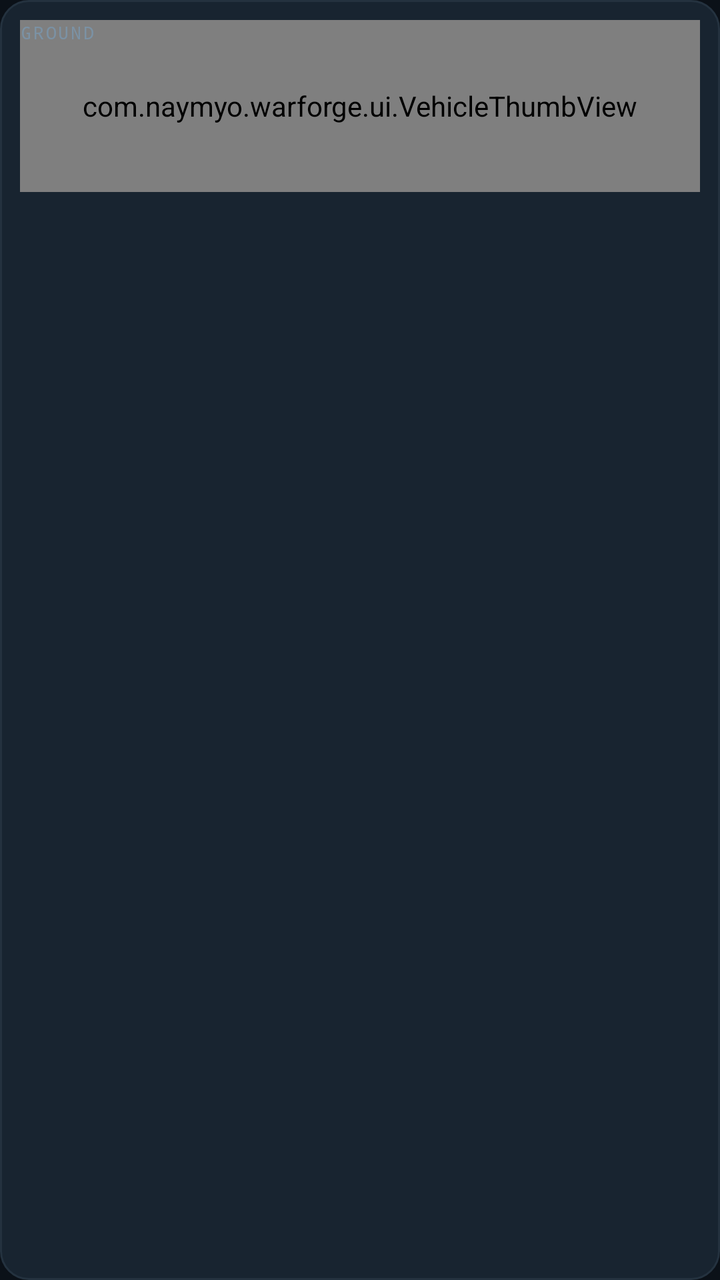
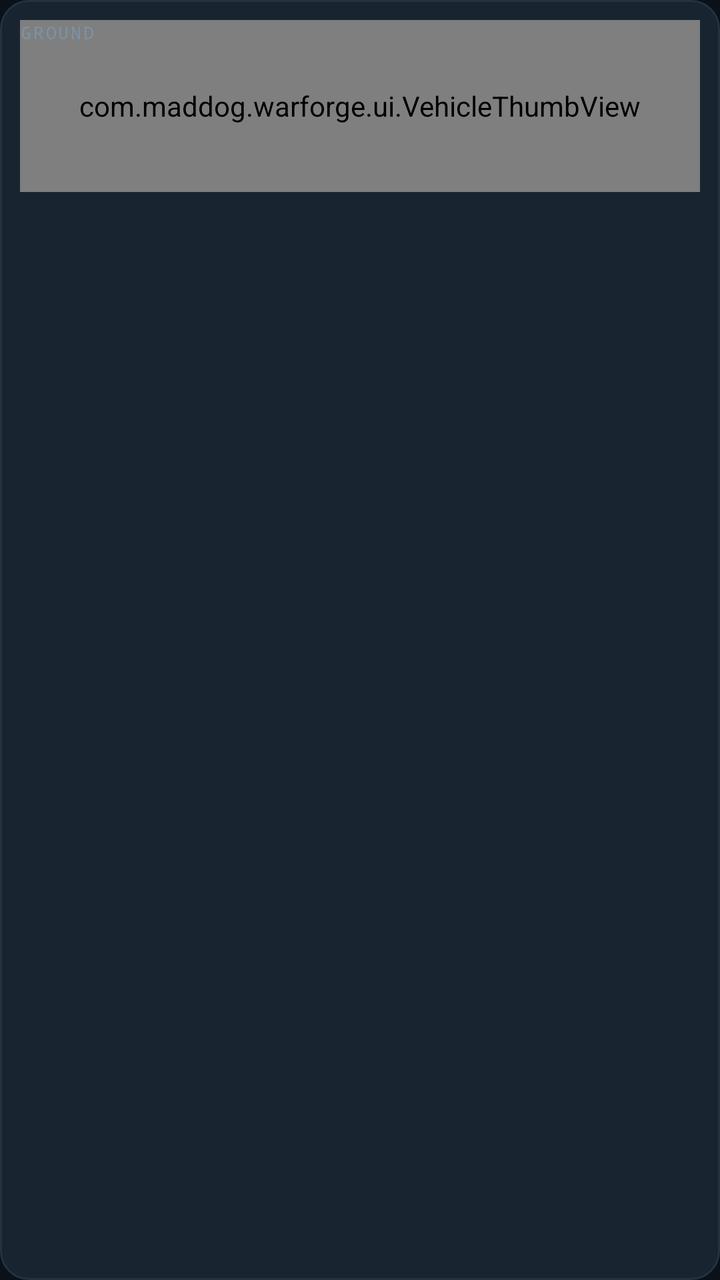

An Android layout rendered at two revisions. The XML below is the earlier revision; the diff shows what the commit changed to produce the second picture.
<!-- AndroidManifest.xml: application theme Theme.Warforge -->
<!-- res/layout/item_vehicle.xml -->
<?xml version="1.0" encoding="utf-8"?>
<LinearLayout xmlns:android="http://schemas.android.com/apk/res/android"
    android:layout_width="match_parent"
    android:layout_height="wrap_content"
    android:orientation="vertical"
    android:background="@drawable/bg_card"
    android:padding="10dp">

    <FrameLayout
        android:layout_width="match_parent"
        android:layout_height="86dp">

        <com.naymyo.warforge.ui.VehicleThumbView
            android:id="@+id/thumb"
            android:layout_width="match_parent"
            android:layout_height="match_parent" />

        <ImageView
            android:id="@+id/lock"
            android:layout_width="26dp"
            android:layout_height="26dp"
            android:layout_gravity="center"
            android:src="@drawable/ic_lock"
            android:visibility="gone"
            android:contentDescription="@string/locked" />

        <TextView
            android:id="@+id/museumBtn"
            android:layout_width="wrap_content"
            android:layout_height="wrap_content"
            android:layout_gravity="top|end"
            android:background="@drawable/bg_pill"
            android:paddingStart="8dp"
            android:paddingEnd="8dp"
            android:paddingTop="2dp"
            android:paddingBottom="2dp"
            android:text="3D"
            android:textColor="@color/steel"
            android:textSize="10sp"
            android:fontFamily="monospace"
            android:visibility="gone" />

        <TextView
            android:id="@+id/branchTag"
            android:layout_width="wrap_content"
            android:layout_height="wrap_content"
            android:layout_gravity="top|start"
            android:text="GROUND"
            android:textColor="@color/ink_dim"
            android:textSize="9sp"
            android:fontFamily="monospace"
            android:letterSpacing="0.1" />
    </FrameLayout>

    <TextView
        android:id="@+id/name"
        android:layout_width="match_parent"
        android:layout_height="wrap_content"
        android:layout_marginTop="6dp"
        android:maxLines="1"
        android:ellipsize="end"
        android:textColor="@color/ink"
        android:textSize="13sp"
        android:textStyle="bold" />

    <TextView
        android:id="@+id/meta"
        android:layout_width="match_parent"
        android:layout_height="wrap_content"
        android:maxLines="1"
        android:ellipsize="end"
        android:textColor="@color/ink_dim"
        android:textSize="10sp"
        android:fontFamily="monospace" />

    <LinearLayout
        android:id="@+id/stars"
        android:layout_width="wrap_content"
        android:layout_height="wrap_content"
        android:layout_marginTop="5dp"
        android:orientation="horizontal" />
</LinearLayout>
<!-- resources referenced by this layout -->
<resources>
  <color name="ink">#D6E3ED</color>
  <color name="ink_dim">#7B92A5</color>
  <color name="steel">#4FA3D1</color>
  <!-- drawable bg_card (drawable) -->
  <?xml version="1.0" encoding="utf-8"?>
  <shape xmlns:android="http://schemas.android.com/apk/res/android" android:shape="rectangle">
      <solid android:color="@color/bg_card" />
      <corners android:radius="14dp" />
      <stroke android:width="1dp" android:color="@color/stroke" />
  </shape>
  <!-- drawable bg_pill (drawable) -->
  <?xml version="1.0" encoding="utf-8"?>
  <shape xmlns:android="http://schemas.android.com/apk/res/android" android:shape="rectangle">
      <solid android:color="#16202A" />
      <corners android:radius="18dp" />
      <stroke android:width="1dp" android:color="@color/stroke" />
  </shape>
  <!-- drawable ic_lock (drawable) -->
  <?xml version="1.0" encoding="utf-8"?>
  <vector xmlns:android="http://schemas.android.com/apk/res/android"
      android:width="24dp" android:height="24dp"
      android:viewportWidth="24" android:viewportHeight="24">
      <path android:fillColor="@color/ink_dim" android:pathData="M17,9V7A5,5 0 0,0 7,7v2H5v12h14V9zM9,7a3,3 0 0,1 6,0v2H9z" />
  </vector>
  <string name="locked">Locked</string>
  <style name="Theme.Warforge" parent="Theme.Material3.Dark.NoActionBar">
          <item name="android:statusBarColor">@color/bg</item>
          <item name="android:navigationBarColor">@color/bg_panel</item>
          <item name="android:windowBackground">@color/bg</item>
          <item name="colorPrimary">@color/accent</item>
          <item name="colorOnPrimary">#1A1206</item>
          <item name="colorSurface">@color/bg_panel</item>
      </style>
  <color name="bg_card">#182430</color>
  <color name="stroke">#24323F</color>
  <color name="bg">#0B1118</color>
  <color name="bg_panel">#141C25</color>
  <color name="accent">#E8A53A</color>
</resources>

<!-- the commit's change to res/layout/item_vehicle.xml (unified diff, before → after) -->
@@ -10,7 +10,7 @@
         android:layout_width="match_parent"
         android:layout_height="86dp">
 
-        <com.naymyo.warforge.ui.VehicleThumbView
+        <com.maddog.warforge.ui.VehicleThumbView
             android:id="@+id/thumb"
             android:layout_width="match_parent"
             android:layout_height="match_parent" />
